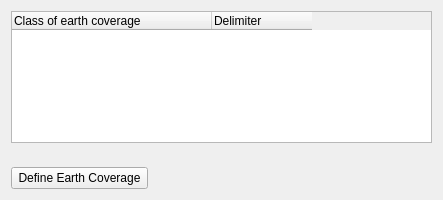
This is CustomWidgets/earthCoverageWidget.ui in dsgoficial/DsgTools as Qt 5 draws it before an edit. The edited form follows.
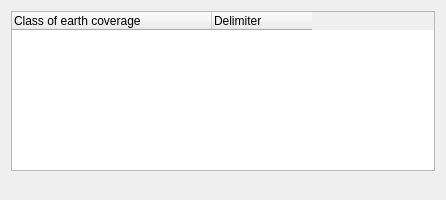
This is the edited form.

Commit message: final earth coverage on loadAux

What changed in the file:
```diff
--- a/CustomWidgets/earthCoverageWidget.ui
+++ b/CustomWidgets/earthCoverageWidget.ui
@@ -6,7 +6,7 @@
    <rect>
     <x>0</x>
     <y>0</y>
-    <width>443</width>
+    <width>446</width>
     <height>200</height>
    </rect>
   </property>
@@ -78,38 +78,6 @@
      </item>
     </layout>
    </item>
-   <item row="1" column="0">
-    <widget class="QPushButton" name="defineEarthCoverageButton">
-     <property name="sizePolicy">
-      <sizepolicy hsizetype="MinimumExpanding" vsizetype="Fixed">
-       <horstretch>0</horstretch>
-       <verstretch>0</verstretch>
-      </sizepolicy>
-     </property>
-     <property name="minimumSize">
-      <size>
-       <width>100</width>
-       <height>0</height>
-      </size>
-     </property>
-     <property name="text">
-      <string>Define Earth Coverage</string>
-     </property>
-    </widget>
-   </item>
-   <item row="1" column="1">
-    <spacer name="horizontalSpacer">
-     <property name="orientation">
-      <enum>Qt::Horizontal</enum>
-     </property>
-     <property name="sizeHint" stdset="0">
-      <size>
-       <width>278</width>
-       <height>20</height>
-      </size>
-     </property>
-    </spacer>
-   </item>
   </layout>
  </widget>
  <resources/>
```
The commit also changes 6 other files.
